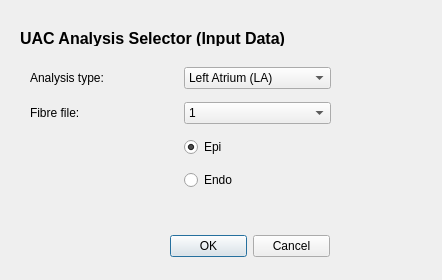
OpenHeartDevelopers/CemrgApp, file CemrgApp/Plugins/kcl.cemrgapp.atrialfibres/src/internal/AtrialFibresViewUIUacSelector.ui: the form before one commit.
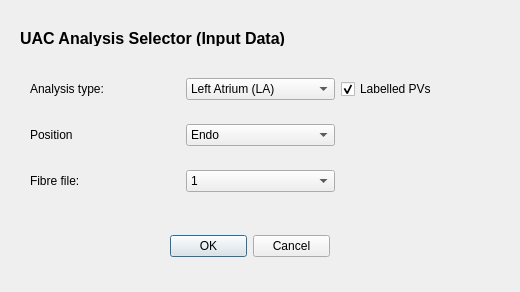
The form after the commit.

```diff
--- a/CemrgApp/Plugins/kcl.cemrgapp.atrialfibres/src/internal/AtrialFibresViewUIUacSelector.ui
+++ b/CemrgApp/Plugins/kcl.cemrgapp.atrialfibres/src/internal/AtrialFibresViewUIUacSelector.ui
@@ -6,8 +6,8 @@
    <rect>
     <x>0</x>
     <y>0</y>
-    <width>442</width>
-    <height>280</height>
+    <width>520</width>
+    <height>292</height>
    </rect>
   </property>
   <property name="minimumSize">
@@ -69,53 +69,22 @@
     <rect>
      <x>30</x>
      <y>60</y>
-     <width>301</width>
-     <height>141</height>
+     <width>461</width>
+     <height>152</height>
     </rect>
    </property>
    <layout class="QGridLayout" name="gridLayout_2">
-    <item row="3" column="1">
-     <widget class="QRadioButton" name="radio_uac_endo">
+    <item row="1" column="2">
+     <widget class="QCheckBox" name="check_uac_meshtype_labelled">
       <property name="text">
-       <string>Epi</string>
+       <string>Labelled PVs</string>
       </property>
       <property name="checked">
        <bool>true</bool>
       </property>
      </widget>
     </item>
-    <item row="2" column="0">
-     <widget class="QLabel" name="label">
-      <property name="styleSheet">
-       <string notr="true"/>
-      </property>
-      <property name="text">
-       <string>Fibre file: </string>
-      </property>
-     </widget>
-    </item>
-    <item row="1" column="1">
-     <widget class="QComboBox" name="combo_uac_type">
-      <item>
-       <property name="text">
-        <string>Left Atrium (LA)</string>
-       </property>
-      </item>
-      <item>
-       <property name="text">
-        <string>Right Atrium (RA)</string>
-       </property>
-      </item>
-     </widget>
-    </item>
-    <item row="1" column="0">
-     <widget class="QLabel" name="label_2">
-      <property name="text">
-       <string>Analysis type:</string>
-      </property>
-     </widget>
-    </item>
-    <item row="2" column="1">
+    <item row="3" column="1">
      <widget class="QComboBox" name="combo_uac_fibrefile">
       <property name="currentText">
        <string>1</string>
@@ -162,13 +131,63 @@
       </item>
      </widget>
     </item>
-    <item row="4" column="1">
-     <widget class="QRadioButton" name="radio_uac_epi">
+    <item row="1" column="0">
+     <widget class="QLabel" name="label_2">
       <property name="text">
-       <string>Endo</string>
+       <string>Analysis type:</string>
       </property>
      </widget>
     </item>
+    <item row="3" column="0">
+     <widget class="QLabel" name="label">
+      <property name="styleSheet">
+       <string notr="true"/>
+      </property>
+      <property name="text">
+       <string>Fibre file: </string>
+      </property>
+     </widget>
+    </item>
+    <item row="2" column="0">
+     <widget class="QLabel" name="label_3">
+      <property name="text">
+       <string>Position</string>
+      </property>
+     </widget>
+    </item>
+    <item row="2" column="1">
+     <widget class="QComboBox" name="combo_uac_surftype">
+      <item>
+       <property name="text">
+        <string>Endo</string>
+       </property>
+      </item>
+      <item>
+       <property name="text">
+        <string>Epi</string>
+       </property>
+      </item>
+      <item>
+       <property name="text">
+        <string>Bilayer</string>
+       </property>
+      </item>
+     </widget>
+    </item>
+    <item row="1" column="1">
+     <widget class="QComboBox" name="combo_uac_type">
+      <item>
+       <property name="text">
+        <string>Left Atrium (LA)</string>
+       </property>
+      </item>
+      <item>
+       <property name="text">
+        <string>Right Atrium (RA)</string>
+       </property>
+      </item>
+     </widget>
+    </item>
    </layout>
   </widget>
  </widget>
```
